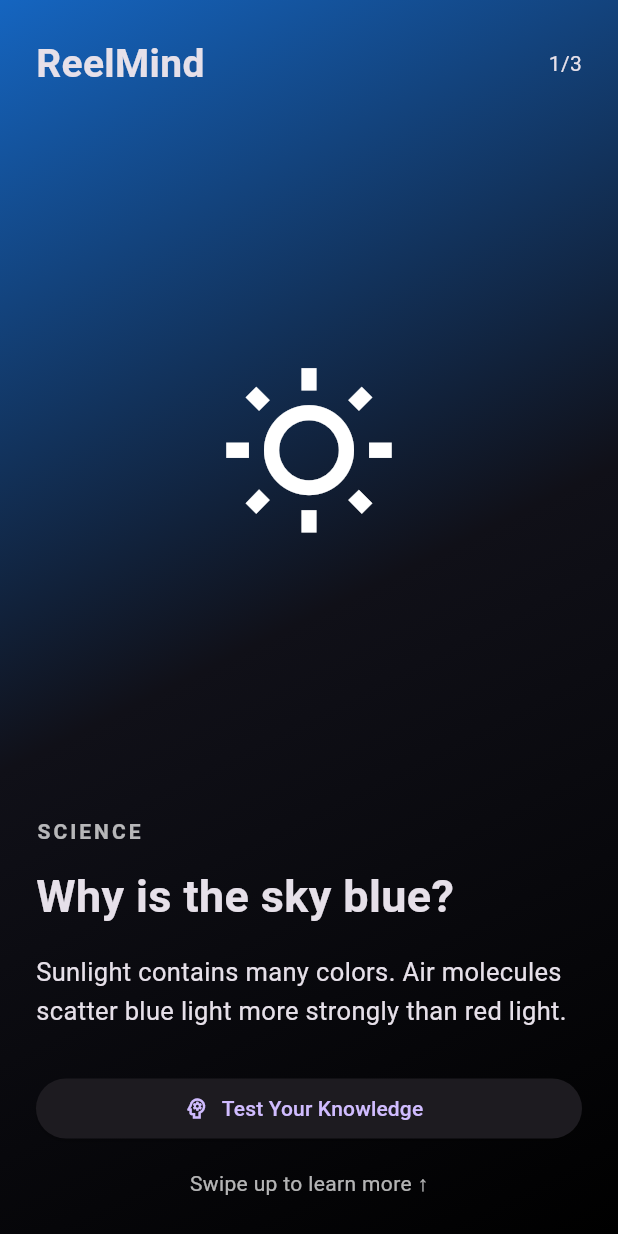
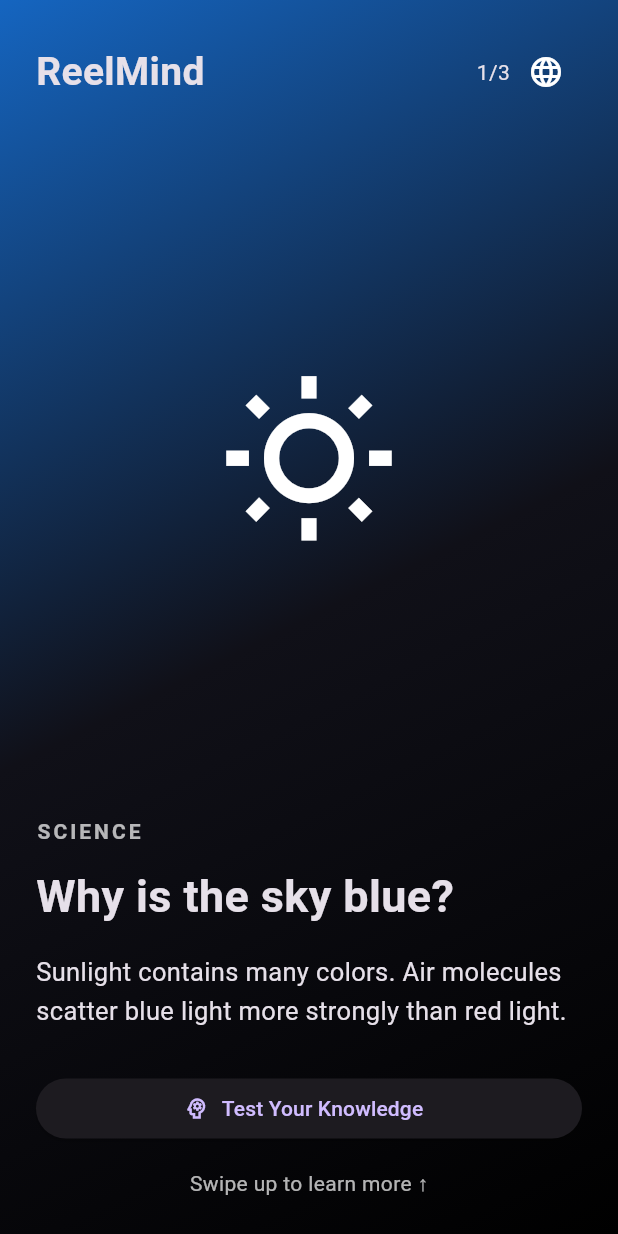
Before and after one commit to SweetRomeo/ReelMind, a Flutter app: the screen it shows after launch, on a phone screen of 412 x 824 dp. Run offline on Flutter 3.47's test engine with Material 3 defaults, Android fonts, the phone set to English and light mode, and no system bars.

Commit message:
feat: add Turkish and English localization

````diff
--- /dev/null
+++ b/l10n.yaml
@@ -0,0 +1,3 @@
+arb-dir: lib/l10n
+template-arb-file: app_en.arb
+output-localization-file: app_localizations.dart
--- /dev/null
+++ b/lib/l10n/app_localizations.dart
@@ -0,0 +1,218 @@
+import 'dart:async';
+
+import 'package:flutter/foundation.dart';
+import 'package:flutter/widgets.dart';
+import 'package:flutter_localizations/flutter_localizations.dart';
+import 'package:intl/intl.dart' as intl;
+
+import 'app_localizations_en.dart';
+import 'app_localizations_tr.dart';
+
+// ignore_for_file: type=lint
+
+/// Callers can lookup localized strings with an instance of AppLocalizations
+/// returned by `AppLocalizations.of(context)`.
+///
+/// Applications need to include `AppLocalizations.delegate()` in their app's
+/// `localizationDelegates` list, and the locales they support in the app's
+/// `supportedLocales` list. For example:
+///
+/// ```dart
+/// import 'l10n/app_localizations.dart';
+///
+/// return MaterialApp(
+///   localizationsDelegates: AppLocalizations.localizationsDelegates,
+///   supportedLocales: AppLocalizations.supportedLocales,
+///   home: MyApplicationHome(),
+/// );
+/// ```
+///
+/// ## Update pubspec.yaml
+///
+/// Please make sure to update your pubspec.yaml to include the following
+/// packages:
+///
+/// ```yaml
+/// dependencies:
+///   # Internationalization support.
+///   flutter_localizations:
+///     sdk: flutter
+///   intl: any # Use the pinned version from flutter_localizations
+///
+///   # Rest of dependencies
+/// ```
+///
+/// ## iOS Applications
+///
+/// iOS applications define key application metadata, including supported
+/// locales, in an Info.plist file that is built into the application bundle.
+/// To configure the locales supported by your app, you’ll need to edit this
+/// file.
+///
+/// First, open your project’s ios/Runner.xcworkspace Xcode workspace file.
+/// Then, in the Project Navigator, open the Info.plist file under the Runner
+/// project’s Runner folder.
+///
+/// Next, select the Information Property List item, select Add Item from the
+/// Editor menu, then select Localizations from the pop-up menu.
+///
+/// Select and expand the newly-created Localizations item then, for each
+/// locale your application supports, add a new item and select the locale
+/// you wish to add from the pop-up menu in the Value field. This list should
+/// be consistent with the languages listed in the AppLocalizations.supportedLocales
+/// property.
+abstract class AppLocalizations {
+  AppLocalizations(String locale)
+    : localeName = intl.Intl.canonicalizedLocale(locale.toString());
+
+  final String localeName;
+
+  static AppLocalizations? of(BuildContext context) {
+    return Localizations.of<AppLocalizations>(context, AppLocalizations);
+  }
+
+  static const LocalizationsDelegate<AppLocalizations> delegate =
+      _AppLocalizationsDelegate();
+
+  /// A list of this localizations delegate along with the default localizations
+  /// delegates.
+  ///
+  /// Returns a list of localizations delegates containing this delegate along with
+  /// GlobalMaterialLocalizations.delegate, GlobalCupertinoLocalizations.delegate,
+  /// and GlobalWidgetsLocalizations.delegate.
+  ///
+  /// Additional delegates can be added by appending to this list in
+  /// MaterialApp. This list does not have to be used at all if a custom list
+  /// of delegates is preferred or required.
+  static const List<LocalizationsDelegate<dynamic>> localizationsDelegates =
+      <LocalizationsDelegate<dynamic>>[
+        delegate,
+        GlobalMaterialLocalizations.delegate,
+        GlobalCupertinoLocalizations.delegate,
+        GlobalWidgetsLocalizations.delegate,
+      ];
+
+  /// A list of this localizations delegate's supported locales.
+  static const List<Locale> supportedLocales = <Locale>[
+    Locale('en'),
+    Locale('tr'),
+  ];
+
+  /// No description provided for @language.
+  ///
+  /// In en, this message translates to:
+  /// **'Language'**
+  String get language;
+
+  /// No description provided for @systemLanguage.
+  ///
+  /// In en, this message translates to:
+  /// **'System default'**
+  String get systemLanguage;
+
+  /// No description provided for @science.
+  ///
+  /// In en, this message translates to:
+  /// **'SCIENCE'**
+  String get science;
+
+  /// No description provided for @technology.
+  ///
+  /// In en, this message translates to:
+  /// **'TECHNOLOGY'**
+  String get technology;
+
+  /// No description provided for @finance.
+  ///
+  /// In en, this message translates to:
+  /// **'FINANCE'**
+  String get finance;
+
+  /// No description provided for @skyTitle.
+  ///
+  /// In en, this message translates to:
+  /// **'Why is the sky blue?'**
+  String get skyTitle;
+
+  /// No description provided for @skyDescription.
+  ///
+  /// In en, this message translates to:
+  /// **'Sunlight contains many colors. Air molecules scatter blue light more strongly than red light.'**
+  String get skyDescription;
+
+  /// No description provided for @apiTitle.
+  ///
+  /// In en, this message translates to:
+  /// **'What is an API?'**
+  String get apiTitle;
+
+  /// No description provided for @apiDescription.
+  ///
+  /// In en, this message translates to:
+  /// **'An API allows different software applications to communicate and exchange information.'**
+  String get apiDescription;
+
+  /// No description provided for @interestTitle.
+  ///
+  /// In en, this message translates to:
+  /// **'What is compound interest?'**
+  String get interestTitle;
+
+  /// No description provided for @interestDescription.
+  ///
+  /// In en, this message translates to:
+  /// **'Compound interest lets you earn returns on both your original money and previous returns.'**
+  String get interestDescription;
+
+  /// No description provided for @testKnowledge.
+  ///
+  /// In en, this message translates to:
+  /// **'Test Your Knowledge'**
+  String get testKnowledge;
+
+  /// No description provided for @quizComingSoon.
+  ///
+  /// In en, this message translates to:
+  /// **'Quiz coming soon!'**
+  String get quizComingSoon;
+
+  /// No description provided for @swipeHint.
+  ///
+  /// In en, this message translates to:
+  /// **'Swipe up to learn more ↑'**
+  String get swipeHint;
+}
+
+class _AppLocalizationsDelegate
+    extends LocalizationsDelegate<AppLocalizations> {
+  const _AppLocalizationsDelegate();
+
+  @override
+  Future<AppLocalizations> load(Locale locale) {
+    return SynchronousFuture<AppLocalizations>(lookupAppLocalizations(locale));
+  }
+
+  @override
+  bool isSupported(Locale locale) =>
+      <String>['en', 'tr'].contains(locale.languageCode);
+
+  @override
+  bool shouldReload(_AppLocalizationsDelegate old) => false;
+}
+
+AppLocalizations lookupAppLocalizations(Locale locale) {
+  // Lookup logic when only language code is specified.
+  switch (locale.languageCode) {
+    case 'en':
+      return AppLocalizationsEn();
+    case 'tr':
+      return AppLocalizationsTr();
+  }
+
+  throw FlutterError(
+    'AppLocalizations.delegate failed to load unsupported locale "$locale". This is likely '
+    'an issue with the localizations generation tool. Please file an issue '
+    'on GitHub with a reproducible sample app and the gen-l10n configuration '
+    'that was used.',
+  );
+}
--- a/lib/main.dart
+++ b/lib/main.dart
@@ -2,8 +2,49 @@
 import 'package:flutter/gestures.dart';
 import 'package:flutter/material.dart';
 
+import 'l10n/app_localizations.dart';
+
 void main() {
   runApp(const ReelMindApp());
+}
+
+class ReelMindApp extends StatefulWidget {
+  const ReelMindApp({super.key});
+
+  @override
+  State<ReelMindApp> createState() => _ReelMindAppState();
+}
+
+class _ReelMindAppState extends State<ReelMindApp> {
+  Locale? _selectedLocale;
+
+  void _changeLocale(Locale? locale) {
+    setState(() {
+      _selectedLocale = locale;
+    });
+  }
+
+  @override
+  Widget build(BuildContext context) {
+    return MaterialApp(
+      title: 'ReelMind',
+      debugShowCheckedModeBanner: false,
+      theme: ThemeData.dark(),
+      locale: _selectedLocale,
+      supportedLocales: AppLocalizations.supportedLocales,
+      localizationsDelegates: AppLocalizations.localizationsDelegates,
+      scrollBehavior: const MaterialScrollBehavior().copyWith(
+        dragDevices: {
+          PointerDeviceKind.touch,
+          PointerDeviceKind.mouse,
+          PointerDeviceKind.trackpad,
+        },
+      ),
+      home: VideoFeedScreen(
+        onLocaleChanged: _changeLocale,
+      ),
+    );
+  }
 }
 
 class LearningReel {
@@ -22,62 +63,42 @@ class LearningReel {
   });
 }
 
-const reels = [
-  LearningReel(
-    category: 'SCIENCE',
-    title: 'Why is the sky blue?',
-    description:
-        'Sunlight contains many colors. Air molecules scatter '
-        'blue light more strongly than red light.',
-    icon: Icons.wb_sunny_outlined,
-    color: Color(0xFF1565C0),
-  ),
-  LearningReel(
-    category: 'TECHNOLOGY',
-    title: 'What is an API?',
-    description:
-        'An API allows different software applications '
-        'to communicate and exchange information.',
-    icon: Icons.code,
-    color: Color(0xFF673AB7),
-  ),
-  LearningReel(
-    category: 'FINANCE',
-    title: 'What is compound interest?',
-    description:
-        'Compound interest lets you earn returns '
-        'on both your original money and previous returns.',
-    icon: Icons.trending_up,
-    color: Color(0xFF00796B),
-  ),
-];
+class VideoFeedScreen extends StatelessWidget {
+  final ValueChanged<Locale?> onLocaleChanged;
 
-class ReelMindApp extends StatelessWidget {
-  const ReelMindApp({super.key});
+  const VideoFeedScreen({
+    super.key,
+    required this.onLocaleChanged,
+  });
 
   @override
   Widget build(BuildContext context) {
-    return MaterialApp(
-      title: 'ReelMind',
-      debugShowCheckedModeBanner: false,
-      theme: ThemeData.dark(),
-      scrollBehavior: const MaterialScrollBehavior().copyWith(
-        dragDevices: {
-          PointerDeviceKind.touch,
-          PointerDeviceKind.mouse,
-          PointerDeviceKind.trackpad,
-        },
+    final l10n = AppLocalizations.of(context)!;
+
+    final reels = [
+      LearningReel(
+        category: l10n.science,
+        title: l10n.skyTitle,
+        description: l10n.skyDescription,
+        icon: Icons.wb_sunny_outlined,
+        color: const Color(0xFF1565C0),
       ),
-      home: const VideoFeedScreen(),
-    );
-  }
-}
+      LearningReel(
+        category: l10n.technology,
+        title: l10n.apiTitle,
+        description: l10n.apiDescription,
+        icon: Icons.code,
+        color: const Color(0xFF673AB7),
+      ),
+      LearningReel(
+        category: l10n.finance,
+        title: l10n.interestTitle,
+        description: l10n.interestDescription,
+        icon: Icons.trending_up,
+        color: const Color(0xFF00796B),
+      ),
+    ];
 
-class VideoFeedScreen extends StatelessWidget {
-  const VideoFeedScreen({super.key});
-
-  @override
-  Widget build(BuildContext context) {
     return Scaffold(
       backgroundColor: Colors.black,
       body: Center(
@@ -90,6 +111,8 @@ class VideoFeedScreen extends StatelessWidget {
               return LearningReelCard(
                 reel: reels[index],
                 index: index,
+                total: reels.length,
+                onLocaleChanged: onLocaleChanged,
               );
             },
           ),
@@ -102,15 +125,21 @@ class VideoFeedScreen extends StatelessWidget {
 class LearningReelCard extends StatelessWidget {
   final LearningReel reel;
   final int index;
+  final int total;
+  final ValueChanged<Locale?> onLocaleChanged;
 
   const LearningReelCard({
     super.key,
     required this.reel,
     required this.index,
+    required this.total,
+    required this.onLocaleChanged,
   });
 
   @override
   Widget build(BuildContext context) {
+    final l10n = AppLocalizations.of(context)!;
+
     return Container(
       decoration: BoxDecoration(
         gradient: LinearGradient(
@@ -139,7 +168,33 @@ class LearningReelCard extends StatelessWidget {
                     ),
                   ),
                   const Spacer(),
-                  Text('${index + 1}/${reels.length}'),
+                  Text('${index + 1}/$total'),
+                  PopupMenuButton<String>(
+                    key: const Key('language-menu'),
+                    tooltip: l10n.language,
+                    icon: const Icon(Icons.language),
+                    onSelected: (language) {
+                      onLocaleChanged(
+                        language == 'system'
+                            ? null
+                            : Locale(language),
+                      );
+                    },
+                    itemBuilder: (context) => [
+                      PopupMenuItem(
+                        value: 'system',
+                        child: Text(l10n.systemLanguage),
+                      ),
+                      const PopupMenuItem(
+                        value: 'tr',
+                        child: Text('Türkçe'),
+                      ),
+                      const PopupMenuItem(
+                        value: 'en',
+                        child: Text('English'),
+                      ),
+                    ],
+                  ),
                 ],
               ),
               Expanded(
@@ -181,21 +236,22 @@ class LearningReelCard extends StatelessWidget {
                 child: ElevatedButton.icon(
                   onPressed: () {
                     ScaffoldMessenger.of(context).showSnackBar(
-                      const SnackBar(
-                        content: Text('Quiz coming soon!'),
-                        duration: Duration(seconds: 2),
+                      SnackBar(
+                        content: Text(l10n.quizComingSoon),
                       ),
                     );
                   },
                   icon: const Icon(Icons.psychology_outlined),
-                  label: const Text('Test Your Knowledge'),
+                  label: Text(l10n.testKnowledge),
                 ),
               ),
               const SizedBox(height: 16),
-              const Center(
+              Center(
                 child: Text(
-                  'Swipe up to learn more ↑',
-                  style: TextStyle(color: Colors.white70),
+                  l10n.swipeHint,
+                  style: const TextStyle(
+                    color: Colors.white70,
+                  ),
                 ),
               ),
             ],
--- a/pubspec.yaml
+++ b/pubspec.yaml
@@ -34,6 +34,9 @@ dependencies:
   # The following adds the Cupertino Icons font to your application.
   # Use with the CupertinoIcons class for iOS style icons.
   cupertino_icons: ^1.0.8
+  flutter_localizations:
+    sdk: flutter
+  intl: ^0.20.3
 
 dev_dependencies:
   flutter_test:
@@ -51,6 +54,7 @@ dev_dependencies:
 
 # The following section is specific to Flutter packages.
 flutter:
+  generate: true
 
   # The following line ensures that the Material Icons font is
   # included with your application, so that you can use the icons in
````
Also changed, not shown: lib/l10n/app_en.arb (added, +18 -0 lines), lib/l10n/app_localizations_en.dart (added, +56 -0 lines), lib/l10n/app_localizations_tr.dart (added, +56 -0 lines), lib/l10n/app_tr.arb (added, +18 -0 lines), pubspec.lock.
